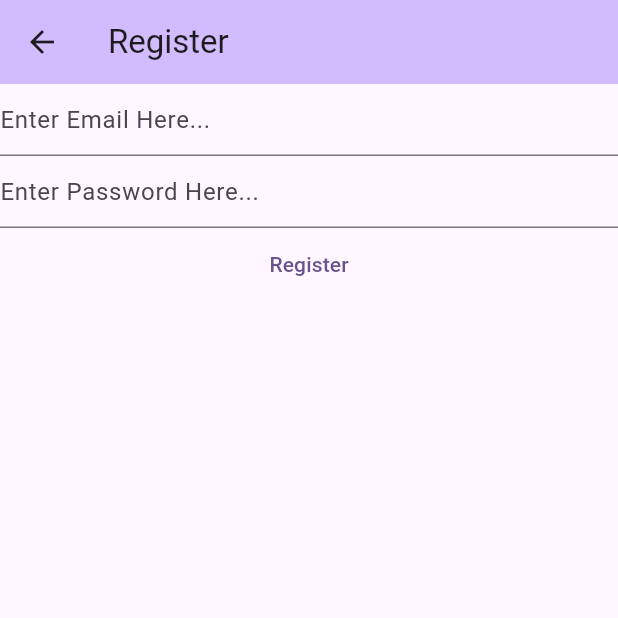
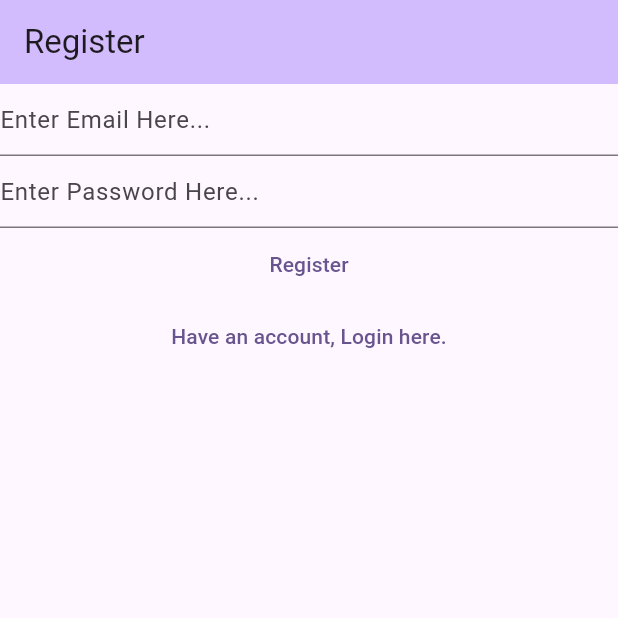
Before and after one commit to stDean/my_notes-flutter, a Flutter app: the RegisterView screen opened directly, on a phone screen of 412 x 824 dp, the top half of it. Run offline on Flutter 3.47's test engine with Material 2 defaults, Android fonts, the phone set to English and light mode, and no system bars; our stand-ins replace firebase_auth, firebase_core; accounts and stored records are empty.

Commit message:
added registeration, sign in and email verification with firebase

```diff
--- a/lib/views/register_view.dart
+++ b/lib/views/register_view.dart
@@ -35,14 +35,7 @@
         title: const Text('Register'),
         backgroundColor: Theme.of(context).colorScheme.inversePrimary,
       ),
-      body: FutureBuilder(
-        future: Firebase.initializeApp(
-          options: DefaultFirebaseOptions.currentPlatform,
-        ),
-        builder: (context, snapshot) {
-          switch (snapshot.connectionState) {
-            case ConnectionState.done:
-              return Column(
+      body: Column(
         children: [
           TextField(
             controller: _email,
@@ -67,8 +60,8 @@
               final password = _password.text;
 
               try {
-                        final userCredentials = await FirebaseAuth.instance
-                            .createUserWithEmailAndPassword(
+                final userCredentials =
+                    await FirebaseAuth.instance.createUserWithEmailAndPassword(
                   email: email,
                   password: password,
                 );
@@ -89,12 +82,16 @@
             },
             child: const Text('Register'),
           ),
+          TextButton(
+          onPressed: () {
+            Navigator.of(context).pushNamedAndRemoveUntil(
+              '/login/',
+              (route) => false,
+            );
+          },
+          child: const Text('Have an account, Login here.'),
+        ),
         ],
-              );
-            default:
-              return const Text('loading...');
-          }
-        },
       ),
     );
   }
```
Also changed, not shown: lib/main.dart (+15 -14 lines), lib/views/login_view.dart (+12 -15 lines), lib/views/verify_email_view.dart (added, +33 -0 lines). Lines whose indentation alone changed are shown as unchanged.
